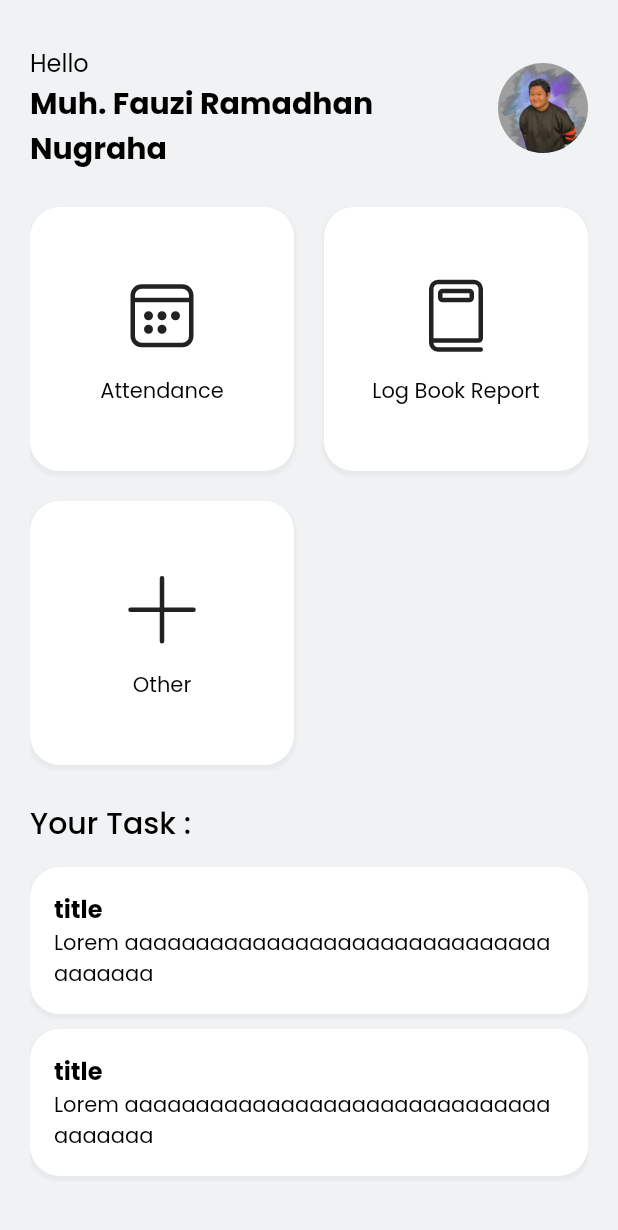
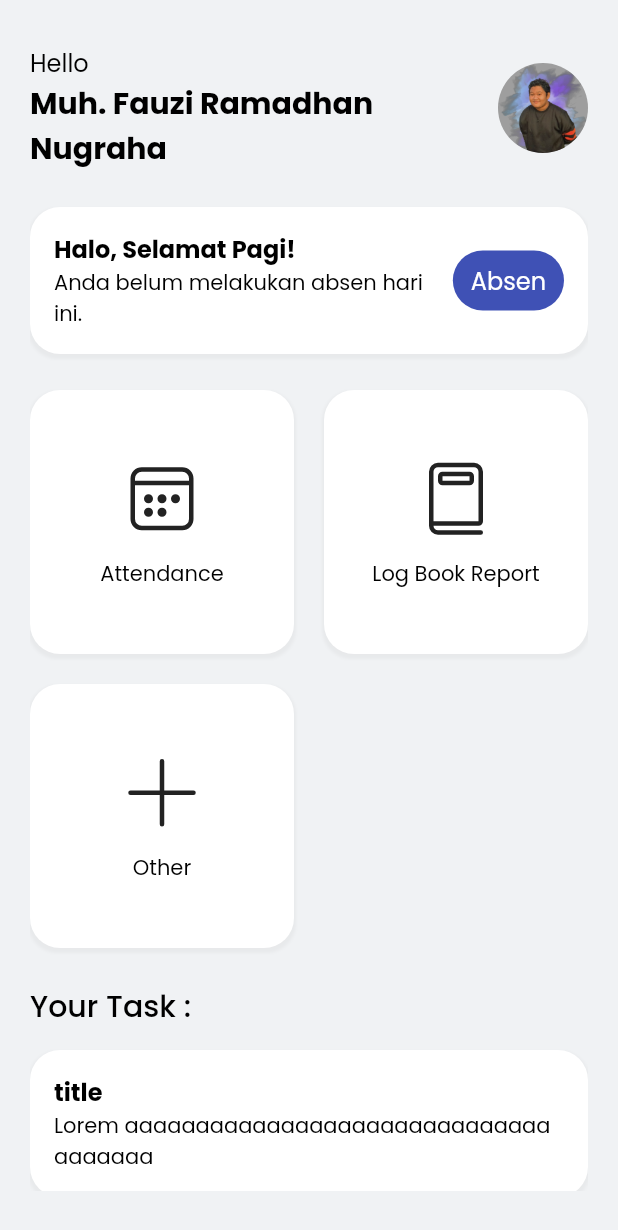
Before and after one commit to oocengg/attendance_app, a Flutter app: the screen it shows after launch, on a phone screen of 412 x 824 dp. Shown: the top 1230 px of the screen. Run offline on Flutter 3.47's test engine with Material 2 defaults, Android fonts, the phone set to English and light mode, and no system bars; our stand-ins replace fluentui_system_icons, google_fonts.

Commit message:
Add Absensi Home Screen

```diff
--- a/lib/features/home/view/home_screen.dart
+++ b/lib/features/home/view/home_screen.dart
@@ -1,3 +1,4 @@
+import 'package:attendance_app/features/home/widgets/attendance_widget.dart';
 import 'package:attendance_app/features/home/widgets/heading_widget.dart';
 import 'package:attendance_app/features/home/widgets/menu_widget.dart';
 import 'package:attendance_app/features/home/widgets/task_widget.dart';
@@ -14,6 +15,10 @@ class HomeScreen extends StatelessWidget {
         child: ListView(
           children: [
             const HeadingWidget(),
+            const SizedBox(
+              height: 24,
+            ),
+            const AttendanceWidget(),
             const SizedBox(
               height: 24,
             ),
--- /dev/null
+++ b/lib/features/home/widgets/attendance_widget.dart
@@ -0,0 +1,65 @@
+import 'package:fluentui_system_icons/fluentui_system_icons.dart';
+import 'package:flutter/material.dart';
+
+class AttendanceWidget extends StatelessWidget {
+  const AttendanceWidget({super.key});
+
+  @override
+  Widget build(BuildContext context) {
+    return Container(
+      width: double.infinity,
+      decoration: BoxDecoration(
+        color: Colors.white,
+        borderRadius: BorderRadius.circular(20),
+        boxShadow: [
+          BoxShadow(
+            color: Colors.grey.withOpacity(0.1),
+            spreadRadius: 1,
+            blurRadius: 1,
+            offset: const Offset(0, 2),
+          ),
+        ],
+      ),
+      child: Padding(
+        padding: const EdgeInsets.all(16.0),
+        child: Row(
+          mainAxisAlignment: MainAxisAlignment.spaceBetween,
+          children: [
+            Expanded(
+              child: Column(
+                crossAxisAlignment: CrossAxisAlignment.start,
+                children: <Widget>[
+                  Text(
+                    'Halo, Selamat Pagi!',
+                    style: Theme.of(context).textTheme.titleMedium!.copyWith(
+                          fontWeight: FontWeight.bold,
+                        ),
+                  ),
+                  const Text('Anda belum melakukan absen hari ini.'),
+                  // const Text(
+                  //     'Anda telah melakukan absen hari ini pada pukul 07.50 AM'),
+                ],
+              ),
+            ),
+            // const Icon(
+            //   FluentIcons.checkmark_circle_20_filled,
+            //   color: Colors.indigo,
+            //   size: 50,
+            // ),
+            TextButton(
+              style: TextButton.styleFrom(
+                backgroundColor: Colors.indigo,
+              ),
+              onPressed: () {},
+              child: Text(
+                'Absen',
+                style: Theme.of(context).textTheme.titleMedium!.copyWith(
+                    fontWeight: FontWeight.normal, color: Colors.white),
+              ),
+            ),
+          ],
+        ),
+      ),
+    );
+  }
+}
```
